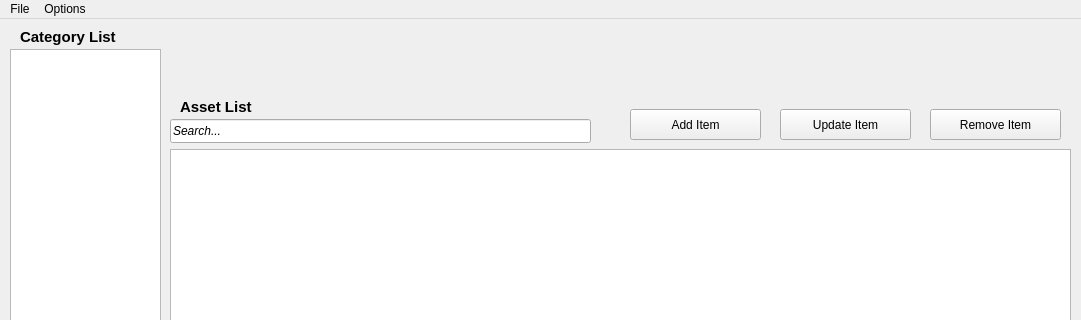
This is mainwindow.ui in AvenF/CS245_Final as Qt 5 draws it before an edit; both pictures show x 0 to 1081 and y 0 to 320 of the 1081 by 600 pixel window. The edited form follows.
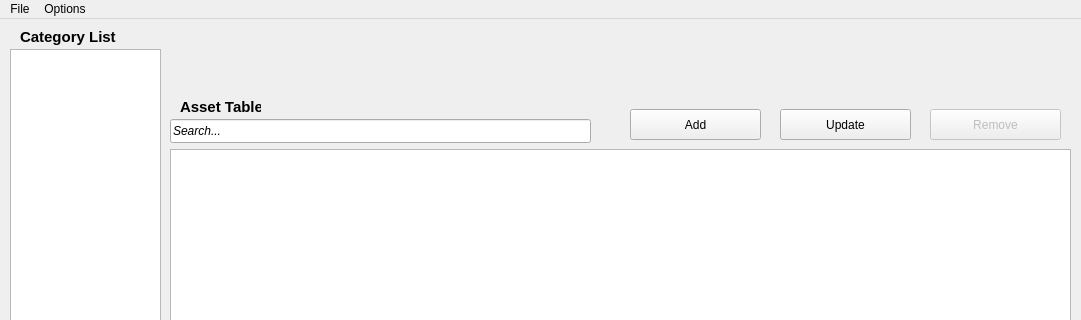
This is the edited form.

```diff
--- a/mainwindow.ui
+++ b/mainwindow.ui
@@ -77,23 +77,10 @@
      </font>
     </property>
     <property name="text">
-     <string>Asset List</string>
+     <string>Asset Table</string>
     </property>
    </widget>
-   <widget class="QPushButton" name="pushButton">
-    <property name="geometry">
-     <rect>
-      <x>630</x>
-      <y>90</y>
-      <width>131</width>
-      <height>31</height>
-     </rect>
-    </property>
-    <property name="text">
-     <string>Add Item</string>
-    </property>
-   </widget>
-   <widget class="QPushButton" name="pushButton_2">
+   <widget class="QPushButton" name="updateButton">
     <property name="geometry">
      <rect>
       <x>780</x>
@@ -103,10 +90,13 @@
      </rect>
     </property>
     <property name="text">
-     <string>Update Item</string>
+     <string>Update</string>
     </property>
    </widget>
-   <widget class="QPushButton" name="pushButton_3">
+   <widget class="QPushButton" name="removeButton">
+    <property name="enabled">
+     <bool>false</bool>
+    </property>
     <property name="geometry">
      <rect>
       <x>930</x>
@@ -116,7 +106,7 @@
      </rect>
     </property>
     <property name="text">
-     <string>Remove Item</string>
+     <string>Remove</string>
     </property>
    </widget>
    <widget class="QLineEdit" name="lineEdit">
@@ -143,14 +133,19 @@
      <string>Search...</string>
     </property>
    </widget>
-   <zorder>categoryList</zorder>
-   <zorder>label</zorder>
-   <zorder>assetTable</zorder>
-   <zorder>label_2</zorder>
-   <zorder>pushButton</zorder>
-   <zorder>pushButton_2</zorder>
-   <zorder>pushButton_3</zorder>
-   <zorder>lineEdit</zorder>
+   <widget class="QPushButton" name="addButton">
+    <property name="geometry">
+     <rect>
+      <x>630</x>
+      <y>90</y>
+      <width>131</width>
+      <height>31</height>
+     </rect>
+    </property>
+    <property name="text">
+     <string>Add</string>
+    </property>
+   </widget>
   </widget>
   <widget class="QMenuBar" name="menubar">
    <property name="geometry">
```
Left out of the diff: 12 changed lines with no effect on the pictures.
